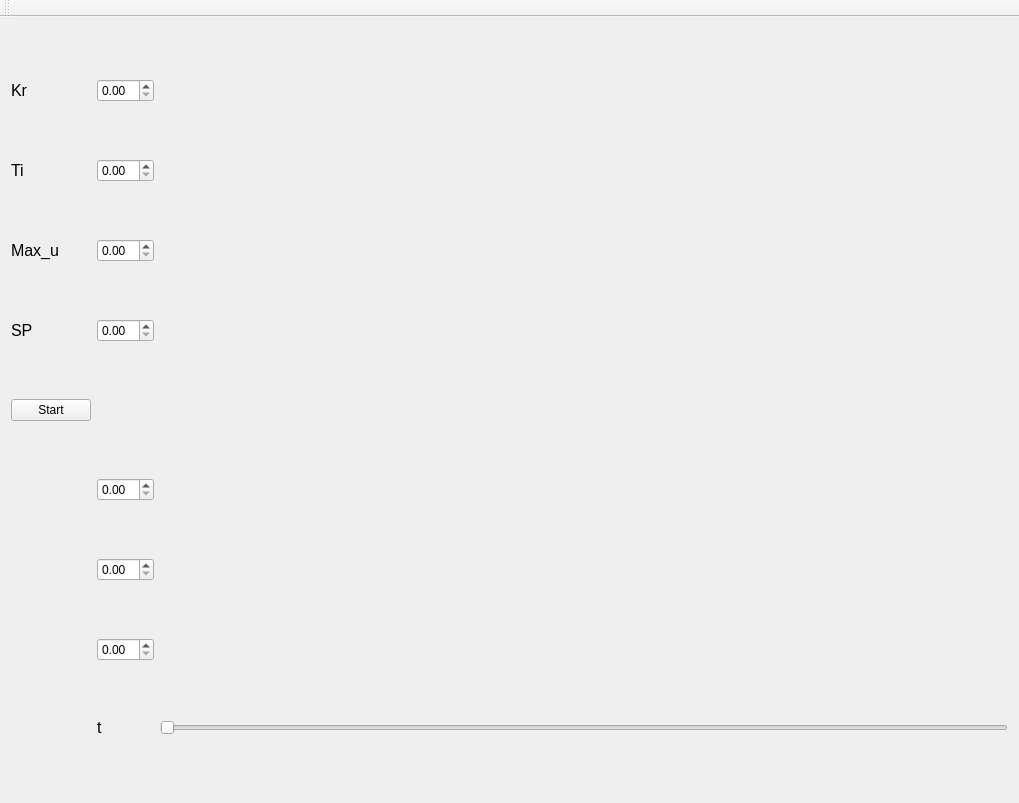
Above: mainwindow.ui from kajakIYD/PSS before the change. Below: the same form after it.
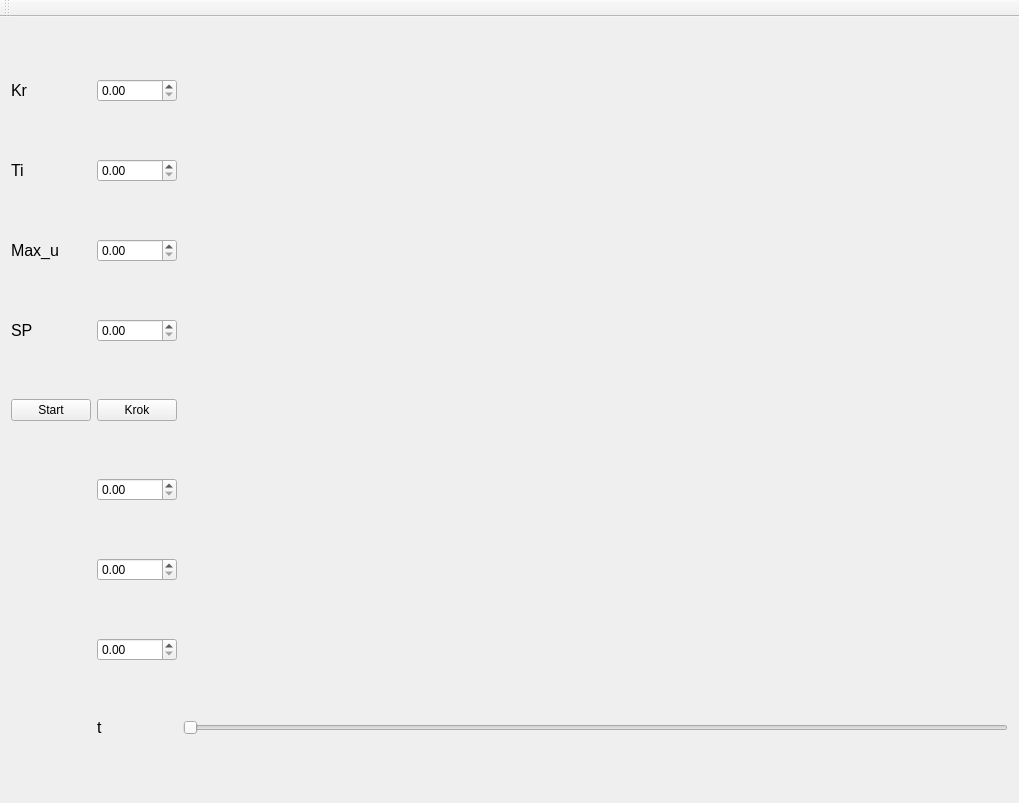
That is the form after the change. Custom widgets are drawn as their Qt base class.

```diff
--- a/mainwindow.ui
+++ b/mainwindow.ui
@@ -128,6 +128,13 @@
     <item row="5" column="1">
      <widget class="QDoubleSpinBox" name="w_changeKr_2"/>
     </item>
+    <item row="4" column="1">
+     <widget class="QPushButton" name="pushButton_2">
+      <property name="text">
+       <string>Krok</string>
+      </property>
+     </widget>
+    </item>
    </layout>
   </widget>
   <widget class="QMenuBar" name="menuBar">
```
Left out of the diff: 78 changed lines with no effect on the pictures.
